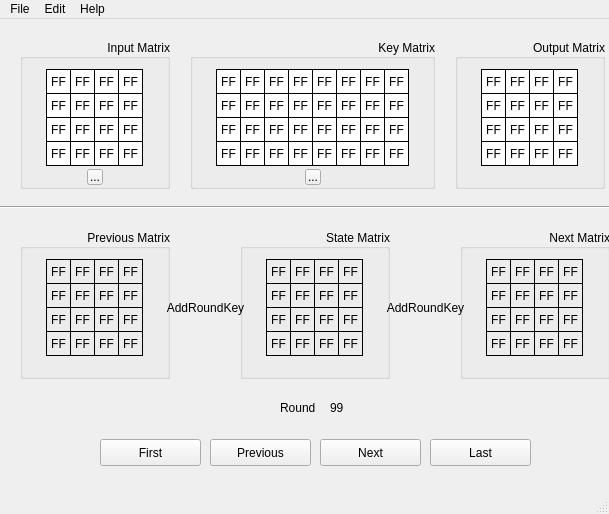
Above: ui/mainwindow.ui from giovanirinaldi/YAAES before the change. Below: the same form after it.
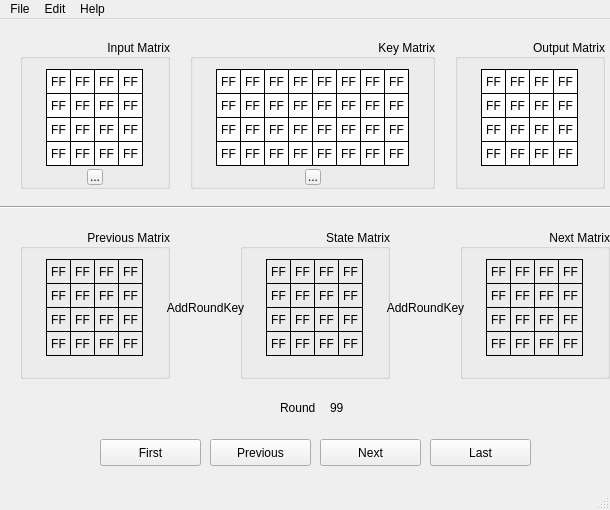
That is the form after the change. Icons and pictures are not drawn.

What changed in the file:
```diff
--- a/ui/mainwindow.ui
+++ b/ui/mainwindow.ui
@@ -6,8 +6,8 @@
    <rect>
     <x>0</x>
     <y>0</y>
-    <width>609</width>
-    <height>514</height>
+    <width>610</width>
+    <height>510</height>
    </rect>
   </property>
   <property name="sizePolicy">
@@ -18,8 +18,8 @@
   </property>
   <property name="maximumSize">
    <size>
-    <width>609</width>
-    <height>514</height>
+    <width>610</width>
+    <height>510</height>
    </size>
   </property>
   <property name="windowTitle">
@@ -4665,7 +4665,7 @@
     <rect>
      <x>0</x>
      <y>0</y>
-     <width>609</width>
+     <width>610</width>
      <height>25</height>
     </rect>
    </property>
```
